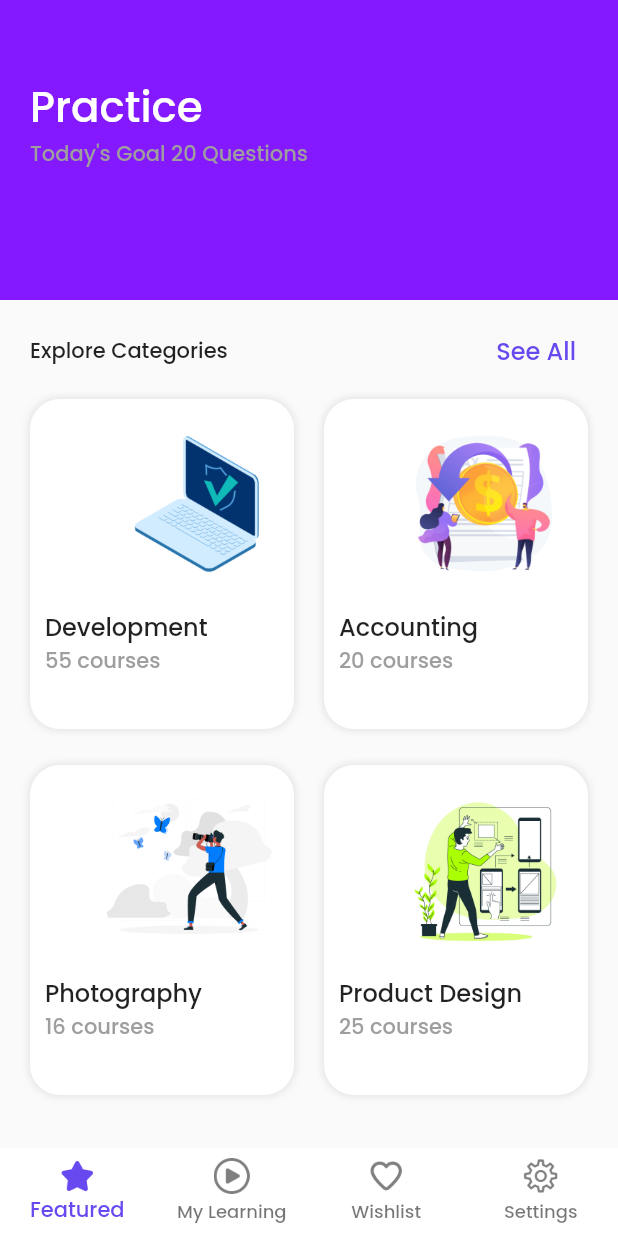
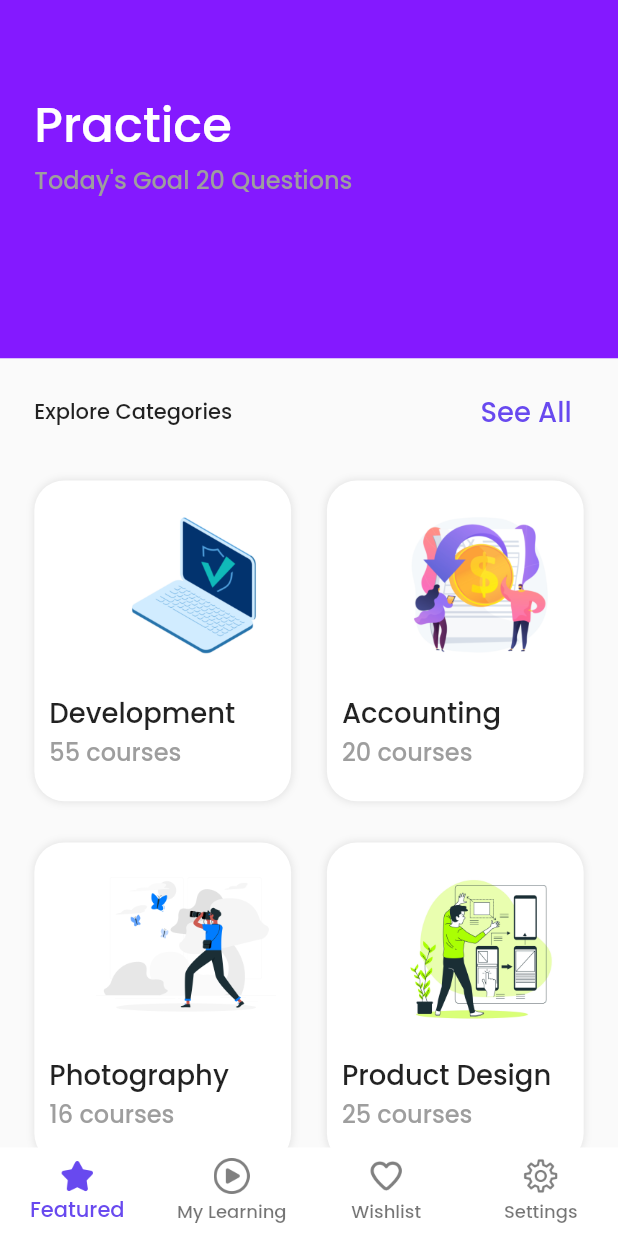
Before and after one commit to RabinThapa1998/Flutter_EP, a Flutter app: the screen it shows after launch, on a phone screen of 412 x 824 dp. Run offline on Flutter 3.47's test engine with Material 2 defaults, Android fonts, the phone set to English and light mode, and no system bars; our stand-ins replace flutter_dotenv, flutter_screenutil, get.

Commit message:
Feat: Add ScreenUtils

```diff
--- a/lib/main.dart
+++ b/lib/main.dart
@@ -15,8 +15,8 @@ class MyApp extends StatelessWidget {
   Widget build(BuildContext context) {
     return ScreenUtilInit(
         designSize: const Size(360, 690),
-        minTextAdapt: true,
-        splitScreenMode: true,
+        // minTextAdapt: true,
+        // splitScreenMode: true,
         builder: (context, child) {
           return MaterialApp(
             title: 'Entrance Prep',
@@ -24,27 +24,27 @@ class MyApp extends StatelessWidget {
             theme: ThemeData(
                 primarySwatch: Colors.blue,
                 fontFamily: 'Poppins',
-                textTheme: const TextTheme(
+                textTheme: TextTheme(
                     titleLarge: TextStyle(
-                        fontSize: 28,
+                        fontSize: 28.sp,
                         color: Colors.white,
                         fontWeight: FontWeight.w500),
                     titleSmall: TextStyle(
-                      fontSize: 18,
+                      fontSize: 18.sp,
                       fontWeight: FontWeight.w500,
                     ),
                     bodyMedium: TextStyle(
-                      fontSize: 16,
+                      fontSize: 16.sp,
                       fontWeight: FontWeight.w500,
                     ),
                     displayMedium: TextStyle(
                       fontWeight: FontWeight.w700,
-                      fontSize: 18,
+                      fontSize: 18.sp,
                       color: Colors.black,
                     ),
                     bodySmall: TextStyle(
                       fontWeight: FontWeight.w100,
-                      fontSize: 14.0,
+                      fontSize: 14.0.sp,
                       color: Colors.grey,
                     ))),
             home: BaseScreen(),
--- a/lib/widgets/appbar_widget.dart
+++ b/lib/widgets/appbar_widget.dart
@@ -1,4 +1,5 @@
 import 'package:flutter/material.dart';
+import 'package:flutter_screenutil/flutter_screenutil.dart';
 
 class AppBarWidget extends StatelessWidget {
   const AppBarWidget({
@@ -7,8 +8,8 @@ class AppBarWidget extends StatelessWidget {
   @override
   Widget build(BuildContext context) {
     return Container(
-      padding: const EdgeInsets.only(top: 50, left: 20, right: 20),
-      height: 200,
+      padding: EdgeInsets.symmetric(vertical: 50.h, horizontal: 20.w),
+      height: 200.h,
       width: double.infinity,
       decoration: const BoxDecoration(
         // borderRadius: BorderRadius.only(
--- a/lib/widgets/back_button_widget.dart
+++ b/lib/widgets/back_button_widget.dart
@@ -2,6 +2,7 @@ import 'package:entrance_prep/screens/details_screen.dart';
 import 'package:entrance_prep/widgets/custom_icon_button.dart';
 import 'package:flutter/cupertino.dart';
 import 'package:flutter/material.dart';
+import 'package:flutter_screenutil/flutter_screenutil.dart';
 
 class BackButtonWidget extends StatelessWidget {
   final String title;
@@ -26,8 +27,8 @@ class BackButtonWidget extends StatelessWidget {
               left: 0,
               child: CustomIconButton(
                   child: Icon(Icons.arrow_back),
-                  height: 35,
-                  width: 35,
+                  height: 35.h,
+                  width: 35.w,
                   onTap: () => Navigator.pop(context)))
         ],
       ),
--- a/lib/widgets/custom_icon_button.dart
+++ b/lib/widgets/custom_icon_button.dart
@@ -1,5 +1,6 @@
 import 'package:flutter/cupertino.dart';
 import 'package:flutter/material.dart';
+import 'package:flutter_screenutil/flutter_screenutil.dart';
 
 class CustomIconButton extends StatelessWidget {
   final Widget child;
@@ -29,7 +30,7 @@ class CustomIconButton extends StatelessWidget {
       width: width,
       decoration: BoxDecoration(
         color: color,
-        borderRadius: BorderRadius.circular(12),
+        borderRadius: BorderRadius.circular(12.r),
         boxShadow: [
           BoxShadow(
             color: Colors.black.withOpacity(.1),
--- a/lib/widgets/featured_screen_body_widget.dart
+++ b/lib/widgets/featured_screen_body_widget.dart
@@ -3,6 +3,7 @@ import 'package:entrance_prep/screens/course_screen.dart';
 import 'package:flutter/material.dart';
 import 'package:entrance_prep/constants/color.dart';
 import 'package:entrance_prep/models/category.dart';
+import 'package:flutter_screenutil/flutter_screenutil.dart';
 
 class FeaturedBodyWidget extends StatelessWidget {
   const FeaturedBodyWidget({Key? key}) : super(key: key);
@@ -12,7 +13,7 @@ class FeaturedBodyWidget extends StatelessWidget {
     return Column(
       children: [
         Padding(
-          padding: const EdgeInsets.only(top: 10, left: 20, right: 20),
+          padding: EdgeInsets.symmetric(vertical: 10.h, horizontal: 20.w),
           child: Row(
             mainAxisAlignment: MainAxisAlignment.spaceBetween,
             children: [
@@ -36,15 +37,15 @@ class FeaturedBodyWidget extends StatelessWidget {
         GridView.builder(
           shrinkWrap: true,
           physics: NeverScrollableScrollPhysics(),
-          padding: const EdgeInsets.symmetric(
-            horizontal: 20,
-            vertical: 8,
+          padding: EdgeInsets.symmetric(
+            horizontal: 20.w,
+            vertical: 8.h,
           ),
-          gridDelegate: const SliverGridDelegateWithFixedCrossAxisCount(
+          gridDelegate: SliverGridDelegateWithFixedCrossAxisCount(
             crossAxisCount: 2,
             childAspectRatio: 0.8,
-            crossAxisSpacing: 20,
-            mainAxisSpacing: 24,
+            crossAxisSpacing: 20.h,
+            mainAxisSpacing: 24.w,
           ),
           itemBuilder: (context, index) {
             return CategoryCard(
@@ -97,8 +98,8 @@ class CategoryCard extends StatelessWidget {
                 height: kCategoryCardImageSize,
               ),
             ),
-            const SizedBox(
-              height: 10,
+            SizedBox(
+              height: 10.h,
             ),
             Text(category.name),
             Text(
```
Also changed, not shown: lib/screens/details_screen.dart (+11 -10 lines), lib/widgets/course_container.dart (+7 -6 lines), lib/widgets/enrollment_bottom_sheet.dart (+13 -12 lines), lib/widgets/quiz_widget.dart (+6 -5 lines).
